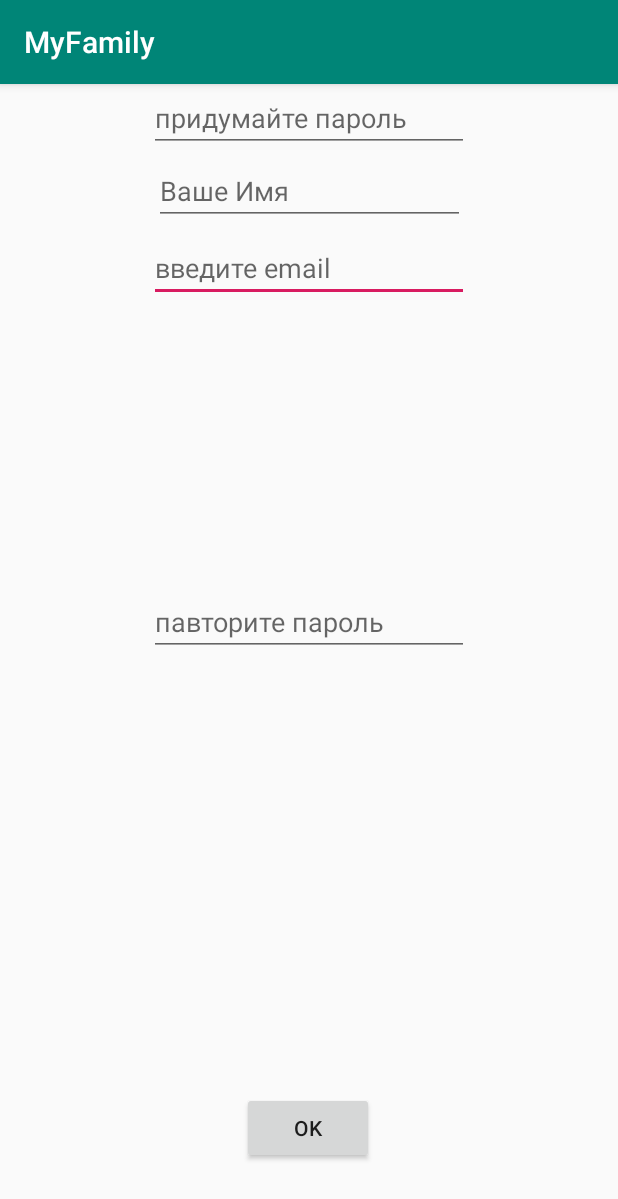
After one commit to ZilgalvOleg/Java, an Android app: the RegisterActivity screen opened directly, with no data from a screen before it, on a phone screen of 412 x 824 dp. The commit adds this screen. Shown: the top 1199 px of the screen. Run offline under Robolectric (Android 15) with nearby library versions, the phone set to English and light mode, and no system bars.

Commit message:
Продолжение

```diff
--- a/MyFamily/app/src/main/AndroidManifest.xml
+++ b/MyFamily/app/src/main/AndroidManifest.xml
@@ -9,7 +9,10 @@
         android:roundIcon="@mipmap/ic_launcher_round"
         android:supportsRtl="true"
         android:theme="@style/AppTheme">
-        <activity android:name=".MenuActivity"></activity>
+        <activity android:name=".JoinActivity"></activity>
+        <activity android:name=".RegisterActivity" />
+        <activity android:name=".StartActivity" />
+        <activity android:name=".MenuActivity" />
         <activity android:name=".MainActivity">
             <intent-filter>
                 <action android:name="android.intent.action.MAIN" />
--- /dev/null
+++ b/MyFamily/app/src/main/java/com/example/myfamily/RegisterActivity.java
@@ -0,0 +1,66 @@
+package com.example.myfamily;
+
+import androidx.appcompat.app.AlertDialog;
+import androidx.appcompat.app.AppCompatActivity;
+
+import android.content.DialogInterface;
+import android.os.Bundle;
+import android.view.View;
+import android.widget.Button;
+import android.widget.EditText;
+
+public class RegisterActivity extends AppCompatActivity {
+
+    @Override
+    protected void onCreate(Bundle savedInstanceState) {
+        super.onCreate(savedInstanceState);
+        setContentView(R.layout.activity_register);
+        final EditText email = findViewById(R.id.email);
+        final EditText name = findViewById(R.id.name);
+        final EditText password = findViewById(R.id.password);
+        final EditText confirmPassworld = findViewById(R.id.confirmPassworld);
+
+        Button okbtn = findViewById(R.id.okbtn);
+        okbtn.setOnClickListener(new View.OnClickListener(){
+            @Override
+            public void onClick(View v) {
+                String error = "";
+                if(email.getText().toString().equals("")){
+                    error += "Укажите Email\n";
+                }
+                if(name.getText().toString().equals("")){
+                    error += "Укажите Имя\n";
+                }
+                if(password.getText().toString().equals("")){
+                    error += "Укажите Пароль\n";
+                }
+                if(confirmPassworld.getText().toString().equals("")){
+                    error += "Подтвердите Пароль\n";
+                }
+                if(!password.getText().toString().equals("")
+                    && !confirmPassworld.getText().toString().equals("")){
+                    if (!password.getText().toString().equals((confirmPassworld.getText().toString()))){
+                        error += "Пароли должны совподать";
+                    }
+                }
+                if (!error.equals("")){
+                    showError(error);
+                }
+
+            }
+        });
+    }
+            public void showError (String error){
+        //создаем всплывающий диалог c ошибкой
+                AlertDialog.Builder alert = new AlertDialog.Builder(this);
+                alert.setMessage(error);//сюда передается ошибка
+                alert.setTitle("Ощибка");//заголовок ошибки
+                alert.setCancelable(true);//
+                alert.setPositiveButton("Ок", new DialogInterface.OnClickListener() {
+                    @Override
+                    public void onClick(DialogInterface dialog, int which) {}
+                });
+                alert.setIcon(R.drawable.ic_launcher_foreground);
+                alert.create().show();
+    }
+}
--- a/MyFamily/app/src/main/res/layout/activity_main.xml
+++ b/MyFamily/app/src/main/res/layout/activity_main.xml
@@ -20,7 +20,7 @@
         app:layout_constraintVertical_bias="0.161" />
 
     <TextView
-        android:id="@+id/registration"
+        android:id="@+id/signupBtn"
         android:layout_width="170dp"
         android:layout_height="54dp"
         android:text="Регистрация"
--- /dev/null
+++ b/MyFamily/app/src/main/res/layout/activity_register.xml
@@ -0,0 +1,67 @@
+<?xml version="1.0" encoding="utf-8"?>
+<androidx.constraintlayout.widget.ConstraintLayout xmlns:android="http://schemas.android.com/apk/res/android"
+    xmlns:app="http://schemas.android.com/apk/res-auto"
+    xmlns:tools="http://schemas.android.com/tools"
+    android:layout_width="match_parent"
+    android:layout_height="match_parent"
+    tools:context=".RegisterActivity">
+
+    <EditText
+        android:id="@+id/email"
+        android:layout_width="wrap_content"
+        android:layout_height="wrap_content"
+        android:layout_marginTop="100dp"
+        android:ems="10"
+        android:hint="введите email"
+        android:inputType="textEmailAddress"
+        app:layout_constraintEnd_toEndOf="parent"
+        app:layout_constraintStart_toStartOf="parent"
+        app:layout_constraintTop_toTopOf="parent" />
+
+    <EditText
+        android:id="@+id/name"
+        android:layout_width="207dp"
+        android:layout_height="40dp"
+        android:hint="Ваше Имя"
+        app:layout_constraintBottom_toTopOf="@+id/password"
+        app:layout_constraintEnd_toEndOf="parent"
+        app:layout_constraintHorizontal_bias="0.5"
+        app:layout_constraintStart_toStartOf="parent"
+        app:layout_constraintTop_toBottomOf="@+id/email"
+        app:layout_constraintVertical_bias="0.493" />
+
+    <EditText
+        android:id="@+id/confirmPassworld"
+        android:layout_width="wrap_content"
+        android:layout_height="wrap_content"
+        android:ems="10"
+        android:hint="павторите пароль"
+        android:inputType="textPassword"
+        app:layout_constraintBottom_toTopOf="@+id/okbtn"
+        app:layout_constraintEnd_toEndOf="parent"
+        app:layout_constraintStart_toStartOf="parent"
+        app:layout_constraintTop_toBottomOf="@+id/password" />
+
+    <Button
+        android:id="@+id/okbtn"
+        android:layout_width="wrap_content"
+        android:layout_height="wrap_content"
+        android:layout_marginBottom="48dp"
+        android:text="OK"
+        app:layout_constraintBottom_toBottomOf="parent"
+        app:layout_constraintEnd_toEndOf="parent"
+        app:layout_constraintHorizontal_bias="0.498"
+        app:layout_constraintStart_toStartOf="parent" />
+
+    <EditText
+        android:id="@+id/password"
+        android:layout_width="wrap_content"
+        android:layout_height="wrap_content"
+        android:ems="10"
+        android:hint="придумайте пароль"
+        android:inputType="textPassword"
+        app:layout_constraintEnd_toEndOf="parent"
+        app:layout_constraintStart_toStartOf="parent"
+        tools:layout_editor_absoluteY="264dp" />
+
+</androidx.constraintlayout.widget.ConstraintLayout>
```
Also changed, not shown: MyFamily/app/src/main/java/com/example/myfamily/JoinActivity.java (added, +14 -0 lines), MyFamily/app/src/main/java/com/example/myfamily/MainActivity.java (+29 -0 lines), MyFamily/app/src/main/java/com/example/myfamily/StartActivity.java (added, +41 -0 lines), MyFamily/app/src/main/res/layout/activity_join.xml (added, +9 -0 lines), MyFamily/app/src/main/res/layout/activity_start.xml (added, +48 -0 lines), 1 other file.
